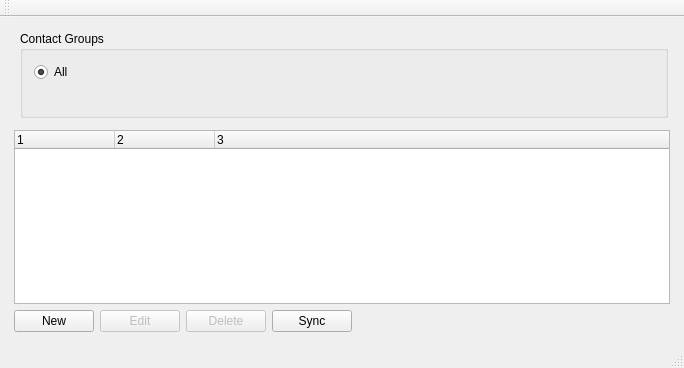
Above: src/MainApp/MainWindow.ui from petrytar/GoogleContacts before the change. Below: the same form after it.
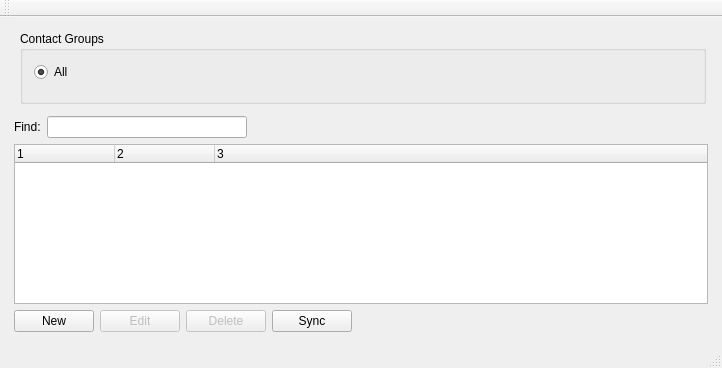
That is the form after the change. Icons and pictures are not drawn.

Commit message: Added "Find" feature.

```diff
--- a/src/MainApp/MainWindow.ui
+++ b/src/MainApp/MainWindow.ui
@@ -6,7 +6,7 @@
    <rect>
     <x>0</x>
     <y>0</y>
-    <width>684</width>
+    <width>722</width>
     <height>368</height>
    </rect>
   </property>
@@ -84,6 +84,40 @@
        <property name="bottomMargin">
         <number>3</number>
        </property>
+       <item>
+        <layout class="QHBoxLayout" name="horizontalLayout_2">
+         <item>
+          <widget class="QLabel" name="label">
+           <property name="text">
+            <string>Find:</string>
+           </property>
+          </widget>
+         </item>
+         <item>
+          <widget class="QLineEdit" name="findLineEdit">
+           <property name="maximumSize">
+            <size>
+             <width>200</width>
+             <height>16777215</height>
+            </size>
+           </property>
+          </widget>
+         </item>
+         <item>
+          <spacer name="horizontalSpacer_2">
+           <property name="orientation">
+            <enum>Qt::Horizontal</enum>
+           </property>
+           <property name="sizeHint" stdset="0">
+            <size>
+             <width>40</width>
+             <height>20</height>
+            </size>
+           </property>
+          </spacer>
+         </item>
+        </layout>
+       </item>
        <item>
         <widget class="QTreeWidget" name="entriesTreeWidget">
          <property name="columnCount">
```
Left out of the diff: 2 changed lines with no effect on the pictures. The commit also changes 3 other files.
